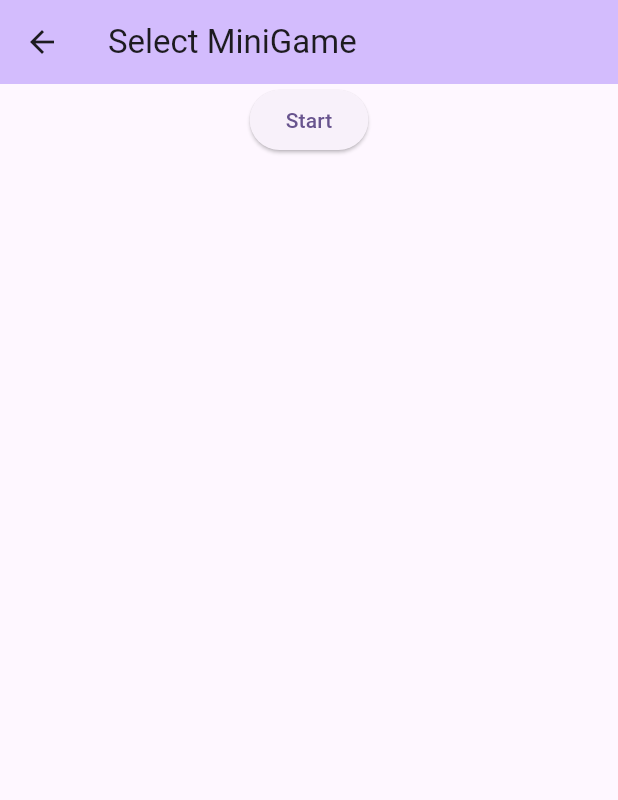
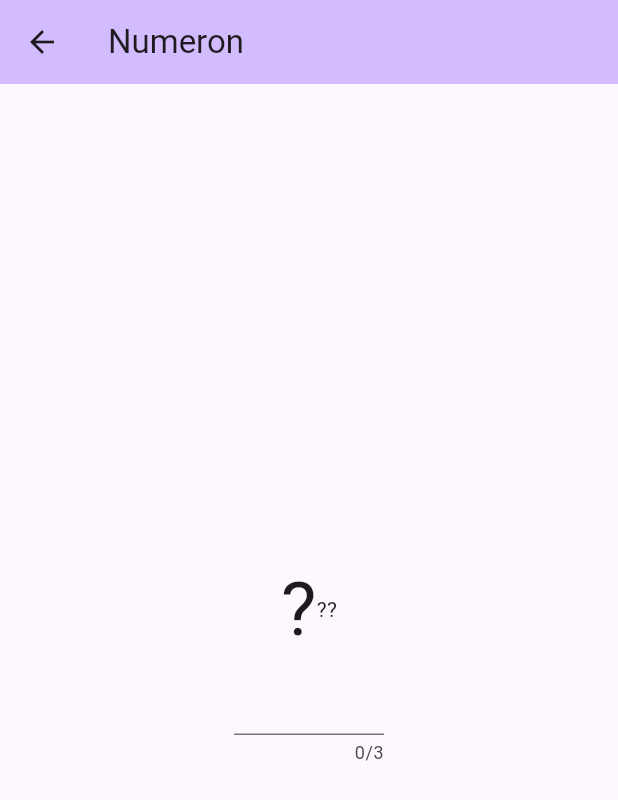
Before and after one commit to naoyamatsunaga/mini_games, a Flutter app: the NumeronPage screen opened directly, on a phone screen of 412 x 824 dp. Shown: the top 800 px of the screen. Run offline on Flutter 3.47's test engine with Material 3 defaults, Android fonts, the light colour scheme and no system bars.

Commit message:
テキストフィールドを追加

```diff
--- a/lib/view/numeron_page.dart
+++ b/lib/view/numeron_page.dart
@@ -8,17 +8,36 @@ class NumeronPage extends StatelessWidget {
     return Scaffold(
       appBar: AppBar(
         backgroundColor: Theme.of(context).colorScheme.inversePrimary,
-        title: const Text('Select MiniGame'),
+        title: const Text('Numeron'),
       ),
       body: Center(
-          child: Column(
-        children: [
-          ElevatedButton(
-            child: const Text('Start'),
-            onPressed: () {},
-          ),
-        ],
-      )),
+        child: Column(
+          mainAxisAlignment: MainAxisAlignment.center,
+          children: <Widget>[
+            Container(
+              child: const Row(
+                mainAxisAlignment: MainAxisAlignment.center,
+                children: [
+                  Text(
+                    '?',
+                    style: TextStyle(
+                      fontSize: 50,
+                    ),
+                  ),
+                  Text('?'),
+                  Text('?'),
+                ],
+              ),
+            ),
+            Container(
+              width: 100,
+              child: TextField(
+                maxLength: 3,
+              ),
+            ),
+          ],
+        ),
+      ),
     );
   }
 }
```
